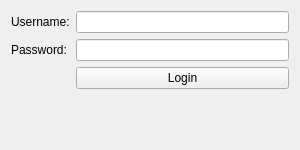
Above: client/front/login_screen/login_screen.ui from petrf99/grfp_client before the change. Below: the same form after it.
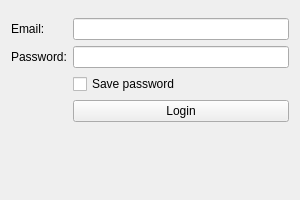
That is the form after the change.

What changed in the file:
```diff
--- a/client/front/login_screen/login_screen.ui
+++ b/client/front/login_screen/login_screen.ui
@@ -7,18 +7,29 @@
     <x>0</x>
     <y>0</y>
     <width>300</width>
-    <height>150</height>
+    <height>200</height>
    </rect>
   </property>
   <property name="windowTitle">
    <string>Login</string>
   </property>
+
+  <layout class="QVBoxLayout" name="verticalLayout">
+
+   <!-- Верхний спейсер -->
+   <item>
+    <spacer name="verticalSpacerTop">
+     <property name="orientation"><enum>Qt::Vertical</enum></property>
+     <property name="sizeType"><enum>QSizePolicy::Expanding</enum></property>
+    </spacer>
+   </item>
+
+   <!-- Форма -->
+   <item>
   <layout class="QFormLayout" name="formLayout">
    <item row="0" column="0">
-    <widget class="QLabel" name="labelUsername">
-     <property name="text">
-      <string>Username:</string>
-     </property>
+      <widget class="QLabel" name="labelEmail">
+       <property name="text"><string>Email:</string></property>
     </widget>
    </item>
    <item row="0" column="1">
@@ -39,12 +50,36 @@
     </widget>
    </item>
    <item row="2" column="1">
+      <widget class="QCheckBox" name="checkBoxSavePassword">
+       <property name="text"><string>Save password</string></property>
+      </widget>
+     </item>
+     <item row="3" column="1">
     <widget class="QPushButton" name="pushButtonLogin">
-     <property name="text">
-      <string>Login</string>
-     </property>
-    </widget>
-   </item>
+       <property name="text"><string>Login</string></property>
+      </widget>
+     </item>
+    </layout>
+   </item>
+
+   <!-- Сообщение об ошибке -->
+   <item>
+    <widget class="QLabel" name="labelError">
+     <property name="text"><string/></property>
+     <property name="visible"><bool>false</bool></property>
+     <property name="alignment"><set>Qt::AlignCenter</set></property>
+     <property name="styleSheet"><string>color: red</string></property>
+    </widget>
+   </item>
+
+   <!-- Нижний спейсер -->
+   <item>
+    <spacer name="verticalSpacerBottom">
+     <property name="orientation"><enum>Qt::Vertical</enum></property>
+     <property name="sizeType"><enum>QSizePolicy::Expanding</enum></property>
+    </spacer>
+   </item>
+
   </layout>
  </widget>
  <resources/>
```
Left out of the diff: 8 changed lines with no effect on the pictures. Lines whose indentation alone changed are shown as unchanged.
